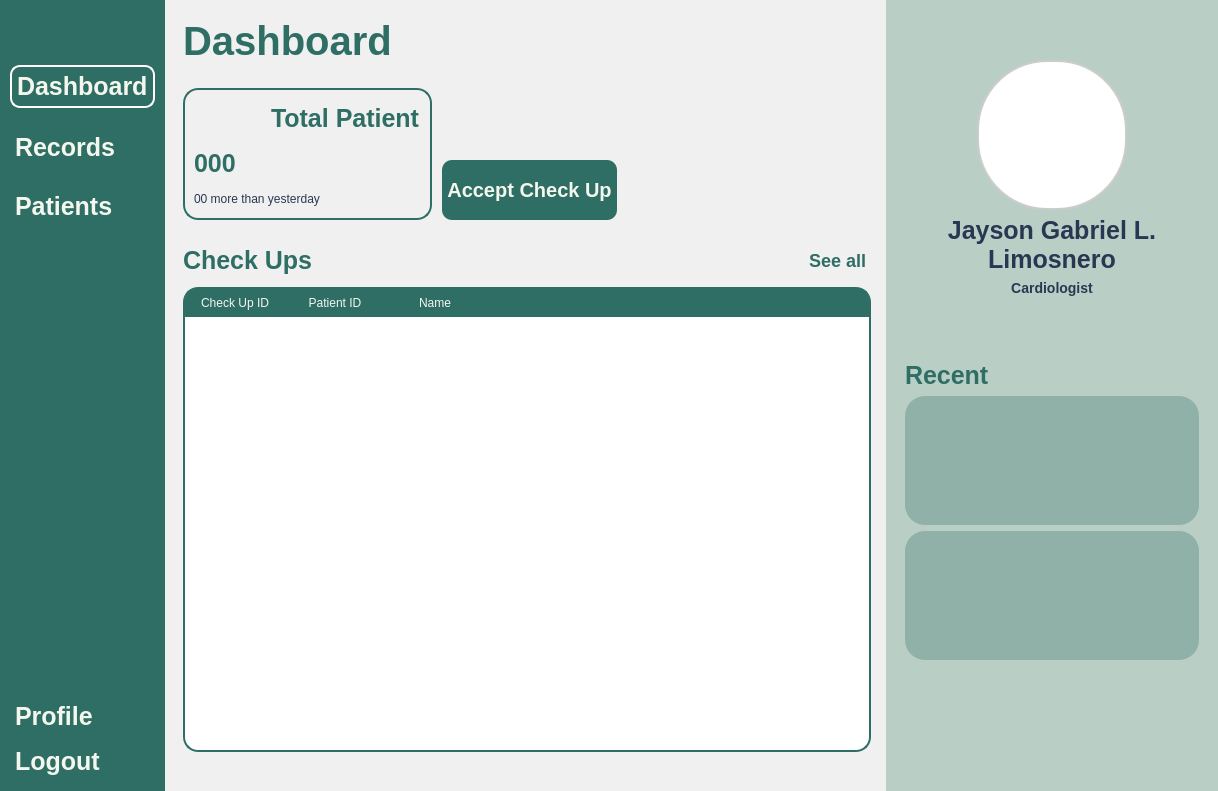
Above: Views/Doctor_Dashboard.ui from VinsmokeSanji69/COVACHA_CLINIC_SYSTEM before the change. Below: the same form after it.
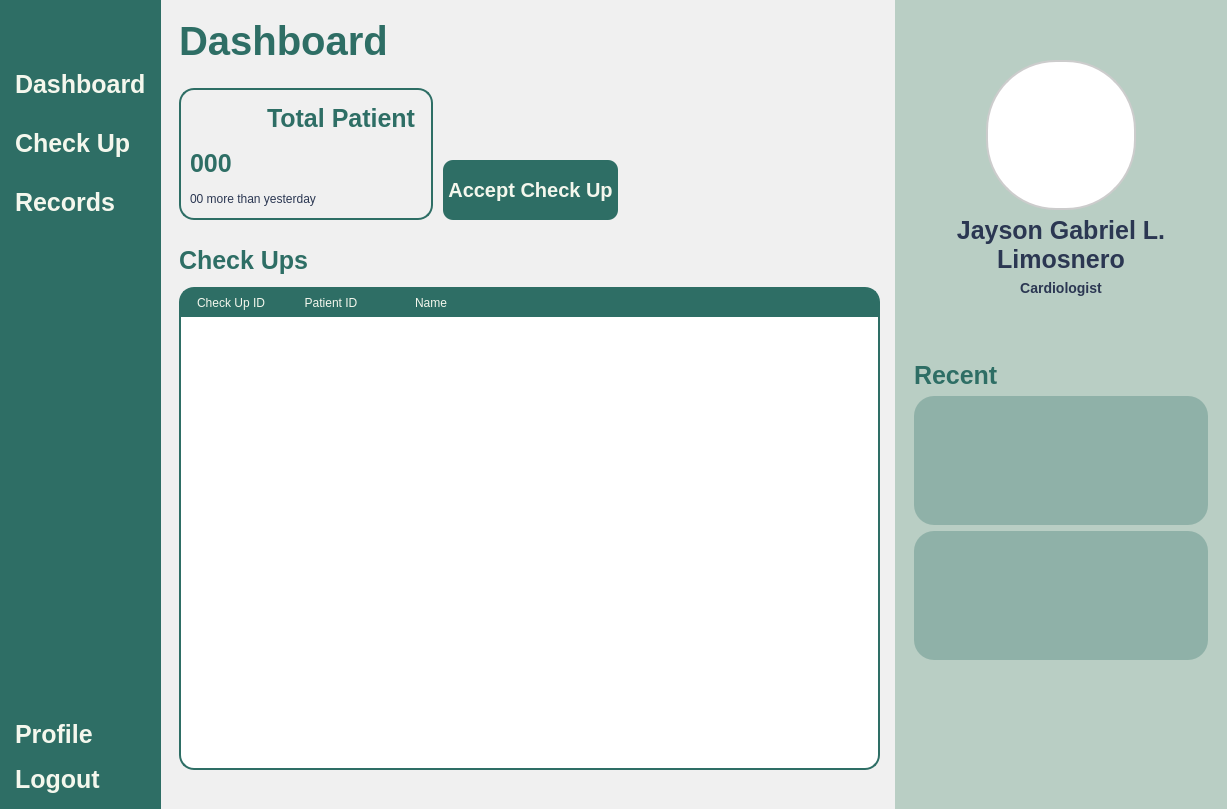
That is the form after the change. Icons and pictures are not drawn.

```diff
--- a/Views/Doctor_Dashboard.ui
+++ b/Views/Doctor_Dashboard.ui
@@ -1,13 +1,13 @@
 <?xml version="1.0" encoding="UTF-8"?>
 <ui version="4.0">
- <class>MainWindow</class>
- <widget class="QMainWindow" name="MainWindow">
+ <class>Form</class>
+ <widget class="QWidget" name="Form">
   <property name="geometry">
    <rect>
     <x>0</x>
     <y>0</y>
-    <width>1218</width>
-    <height>791</height>
+    <width>1227</width>
+    <height>809</height>
    </rect>
   </property>
   <property name="windowTitle">
@@ -52,13 +52,6 @@
 	color: #F4F7ED;
 }</string>
   </property>
-  <widget class="QWidget" name="centralwidget">
-   <property name="sizePolicy">
-    <sizepolicy hsizetype="Expanding" vsizetype="Expanding">
-     <horstretch>0</horstretch>
-     <verstretch>0</verstretch>
-    </sizepolicy>
-   </property>
    <layout class="QHBoxLayout" name="horizontalLayout">
     <property name="spacing">
      <number>0</number>
@@ -143,9 +136,7 @@
          <item>
           <widget class="QPushButton" name="pushButton_3">
            <property name="styleSheet">
-            <string notr="true">QPushButton {
-	border: 2px solid white;
-}</string>
+           <string notr="true"/>
            </property>
            <property name="text">
             <string>Dashboard</string>
@@ -165,7 +156,7 @@
          <item>
           <widget class="QPushButton" name="RecordButton">
            <property name="text">
-            <string>Records</string>
+           <string>Check Up</string>
            </property>
            <property name="icon">
             <iconset resource="../Images/resources.qrc">
@@ -182,7 +173,7 @@
          <item>
           <widget class="QPushButton" name="PatienButton">
            <property name="text">
-            <string>Patients</string>
+           <string>Records</string>
            </property>
            <property name="icon">
             <iconset resource="../Images/resources.qrc">
@@ -707,7 +698,7 @@
                   </sizepolicy>
                  </property>
                  <property name="text">
-                  <string>See all</string>
+                 <string/>
                  </property>
                 </widget>
                </item>
@@ -1074,7 +1065,6 @@
      </widget>
     </item>
    </layout>
-  </widget>
  </widget>
  <resources>
   <include location="../Images/resources.qrc"/>
```
Left out of the diff: 8 changed lines with no effect on the pictures. Lines whose indentation alone changed are shown as unchanged.
